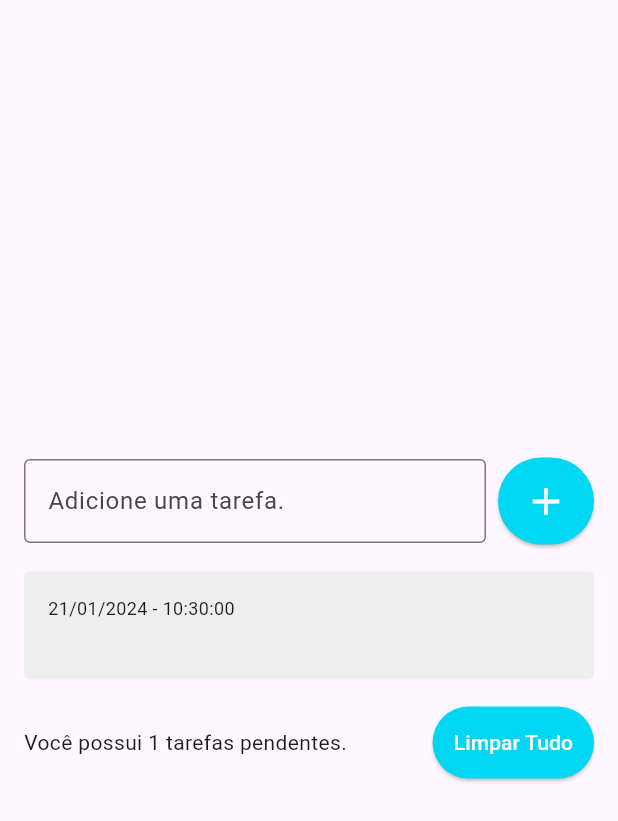
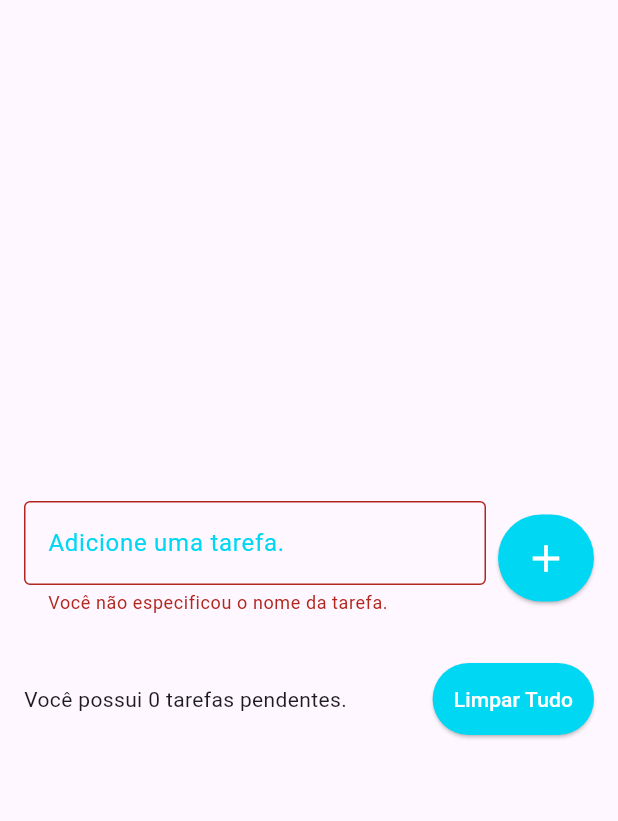
Before and after one commit to iraponan/todo_list, a Flutter app: the screen it shows after launch, after a tap on the "add" icon, on a phone screen of 412 x 824 dp. Shown: the top 821 px of the screen. Run offline on Flutter 3.47's test engine with Material 3 defaults, Android fonts, the phone set to English and light mode, and no system bars; drawn by our look-alikes of flutter_slidable; our stand-ins replace shared_preferences.

Commit message:
Exebindo mensagem de erro.

```diff
--- a/lib/pages/todo_list_page.dart
+++ b/lib/pages/todo_list_page.dart
@@ -18,7 +18,7 @@ class _TodoListPageState extends State<TodoListPage> {
 
   Todo? deletedTodo;
   int? deletedTodoPos;
-
+  String? errorText;
 
   @override
   void initState() {
@@ -46,10 +46,20 @@ class _TodoListPageState extends State<TodoListPage> {
                     Expanded(
                       child: TextField(
                         controller: todoController,
-                        decoration: const InputDecoration(
-                          border: OutlineInputBorder(),
+                        decoration: InputDecoration(
+                          border: const OutlineInputBorder(),
                           labelText: 'Adicione uma tarefa.',
                           hintText: 'Ex. Estudar Flutter.',
+                          errorText: errorText,
+                          focusedBorder: const OutlineInputBorder(
+                            borderSide: BorderSide(
+                              color: Color(0xff00d7f3),
+                              width: 2,
+                            ),
+                          ),
+                          labelStyle: const TextStyle(
+                            color: Color(0xff00d7f3),
+                          ),
                         ),
                       ),
                     ),
@@ -59,12 +69,19 @@ class _TodoListPageState extends State<TodoListPage> {
                     ElevatedButton(
                       onPressed: () {
                         String text = todoController.text;
+                        if(text.isEmpty) {
+                          setState(() {
+                            errorText = 'Você não especificou o nome da tarefa.';
+                          });
+                          return;
+                        }
                         setState(() {
                           Todo newTodo = Todo(
                             title: text,
                             dateTime: DateTime.now(),
                           );
                           todos.add(newTodo);
+                          errorText = null;
                         });
                         todoController.clear();
                         todoRepository.saveTodoList(todos);
```
